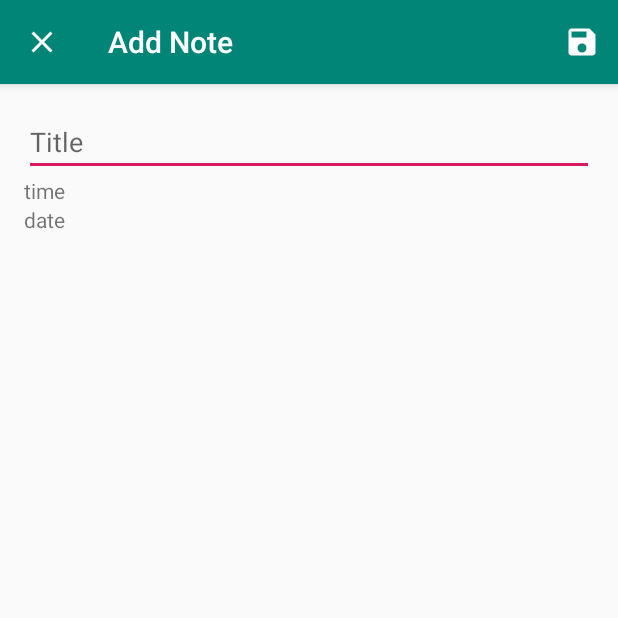
After one commit to Stirk91/Android-Alarm-Clock-App, an Android app: the AddAlarmActivity screen opened directly, with no data from a screen before it, on a phone screen of 412 x 824 dp, the top half of it. The commit adds this screen. Run offline under Robolectric (Android 15) with nearby library versions, the phone set to English and light mode, and no system bars.

```diff
--- a/app/build.gradle
+++ b/app/build.gradle
@@ -32,12 +32,12 @@ dependencies {
     androidTestImplementation 'com.android.support.test:runner:1.0.2'
     androidTestImplementation 'com.android.support.test.espresso:espresso-core:3.0.2'
 
-
     // ViewModel and LiveData
     implementation "android.arch.lifecycle:extensions:$lifecycle_version"
     annotationProcessor "android.arch.lifecycle:compiler:$lifecycle_version" // use kapt for Kotlin
 
     // Room
     implementation "android.arch.persistence.room:runtime:$room_version"
-    annotationProcessor "android.arch.persistence.room:compiler:$room_version" // use kapt for Kotlin
+    annotationProcessor "android.arch.persistence.room:compiler:$room_version"
+    // use kapt for Kotlin
 }
--- a/app/src/main/AndroidManifest.xml
+++ b/app/src/main/AndroidManifest.xml
@@ -9,13 +9,17 @@
         android:roundIcon="@mipmap/ic_launcher_round"
         android:supportsRtl="true"
         android:theme="@style/AppTheme">
-        <activity android:name=".MainActivity">
+        <activity android:name=".MainActivity"
+            android:launchMode="singleTop">
             <intent-filter>
                 <action android:name="android.intent.action.MAIN" />
 
                 <category android:name="android.intent.category.LAUNCHER" />
             </intent-filter>
         </activity>
+        <activity android:name=".AddAlarmActivity"
+            android:parentActivityName=".MainActivity"/>
+
     </application>
 
 </manifest>
--- /dev/null
+++ b/app/src/main/java/com/example/lindenstirk/customalarmmanagerv6/AddAlarmActivity.java
@@ -0,0 +1,82 @@
+package com.example.lindenstirk.customalarmmanagerv6;
+
+import android.content.Intent;
+import android.support.v7.app.AppCompatActivity;
+import android.os.Bundle;
+import android.view.Menu;
+import android.view.MenuInflater;
+import android.view.MenuItem;
+import android.widget.EditText;
+import android.widget.TextView;
+import android.widget.Toast;
+
+import org.w3c.dom.Text;
+
+public class AddAlarmActivity extends AppCompatActivity {
+    public static final String EXTRA_TITLE =
+            "com.example.lindenstirk.customalarmmanagerv6.EXTRA_TITLE";
+
+    public static final String EXTRA_TIME =
+            "com.example.lindenstirk.customalarmmanagerv6.EXTRA_TIME";
+
+    public static final String EXTRA_DATE =
+            "com.example.lindenstirk.customalarmmanagerv6.EXTRA_DATE";
+
+    private EditText editTextTitle;
+    private TextView textViewTime;
+    private TextView textViewDate;
+
+    @Override
+    protected void onCreate(Bundle savedInstanceState) {
+        super.onCreate(savedInstanceState);
+        setContentView(R.layout.activity_add_alarm);
+
+        editTextTitle = findViewById(R.id.edit_text_title);
+        textViewTime = findViewById(R.id.text_view_time);
+        textViewDate = findViewById(R.id.text_view_date);
+
+        getSupportActionBar().setHomeAsUpIndicator((R.drawable.ic_close));
+        setTitle("Add Note");
+    }
+
+    private void saveAlarm() {
+        String title = editTextTitle.getText().toString();
+        String time = textViewTime.getText().toString();
+        String date = textViewDate.getText().toString();
+
+        if (title.trim().isEmpty() || time.trim().isEmpty() || date.trim().isEmpty()) {
+            Toast.makeText(this, "Insert a title, time, and date", Toast.LENGTH_SHORT).show();
+            return;
+        }
+
+        Intent data = new Intent();
+        data.putExtra(EXTRA_TITLE, title);
+        data.putExtra(EXTRA_TIME, time);
+        data.putExtra(EXTRA_DATE, date);
+
+        setResult(RESULT_OK, data);
+        finish();
+    }
+
+
+
+    @Override
+    public boolean onCreateOptionsMenu(Menu menu) {
+        MenuInflater menuInflater = getMenuInflater();
+        menuInflater.inflate(R.menu.add_alarm_menu, menu);
+        return true;
+    }
+
+    @Override
+    public boolean onOptionsItemSelected(MenuItem item) {
+        switch (item.getItemId()) {
+            case R.id.save_alarm:
+                saveAlarm();
+                return true;
+            default:
+                return super.onOptionsItemSelected(item);
+        }
+
+
+    }
+}
--- a/app/src/main/java/com/example/lindenstirk/customalarmmanagerv6/Alarm.java
+++ b/app/src/main/java/com/example/lindenstirk/customalarmmanagerv6/Alarm.java
@@ -13,9 +13,9 @@ public class Alarm {
 
     private String description;
 
-    private int priority;
+    private String priority;
 
-    public Alarm(String title, String description, int priority) {
+    public Alarm(String title, String description, String priority) {
         this.title = title;
         this.description = description;
         this.priority = priority;
@@ -37,7 +37,7 @@ public class Alarm {
         return description;
     }
 
-    public int getPriority() {
+    public String getPriority() {
         return priority;
     }
 }
--- a/app/src/main/java/com/example/lindenstirk/customalarmmanagerv6/AlarmDatabase.java
+++ b/app/src/main/java/com/example/lindenstirk/customalarmmanagerv6/AlarmDatabase.java
@@ -43,9 +43,9 @@ public abstract class AlarmDatabase extends RoomDatabase {
 
         @Override
         protected Void doInBackground(Void... voids) {
-            alarmDao.insert(new Alarm("Title 1", "Description 1", 1));
-            alarmDao.insert(new Alarm("Title 2", "Description 2", 2));
-            alarmDao.insert(new Alarm("Title 3", "Description 3", 3));
+            alarmDao.insert(new Alarm("Title 1", "Description 1", "1"));
+            alarmDao.insert(new Alarm("Title 2", "Description 2", "2"));
+            alarmDao.insert(new Alarm("Title 3", "Description 3", "3"));
             return null;
         }
     }
--- /dev/null
+++ b/app/src/main/res/drawable/ic_add.xml
@@ -0,0 +1,5 @@
+<vector android:height="24dp" android:tint="#FFFFFF"
+    android:viewportHeight="24.0" android:viewportWidth="24.0"
+    android:width="24dp" xmlns:android="http://schemas.android.com/apk/res/android">
+    <path android:fillColor="#FF000000" android:pathData="M19,13h-6v6h-2v-6H5v-2h6V5h2v6h6v2z"/>
+</vector>
--- /dev/null
+++ b/app/src/main/res/drawable/ic_close.xml
@@ -0,0 +1,5 @@
+<vector android:height="24dp" android:tint="#FFFFFF"
+    android:viewportHeight="24.0" android:viewportWidth="24.0"
+    android:width="24dp" xmlns:android="http://schemas.android.com/apk/res/android">
+    <path android:fillColor="#FF000000" android:pathData="M19,6.41L17.59,5 12,10.59 6.41,5 5,6.41 10.59,12 5,17.59 6.41,19 12,13.41 17.59,19 19,17.59 13.41,12z"/>
+</vector>
--- /dev/null
+++ b/app/src/main/res/drawable/ic_save.xml
@@ -0,0 +1,5 @@
+<vector android:height="24dp" android:tint="#FFFFFF"
+    android:viewportHeight="24.0" android:viewportWidth="24.0"
+    android:width="24dp" xmlns:android="http://schemas.android.com/apk/res/android">
+    <path android:fillColor="#FF000000" android:pathData="M17,3L5,3c-1.11,0 -2,0.9 -2,2v14c0,1.1 0.89,2 2,2h14c1.1,0 2,-0.9 2,-2L21,7l-4,-4zM12,19c-1.66,0 -3,-1.34 -3,-3s1.34,-3 3,-3 3,1.34 3,3 -1.34,3 -3,3zM15,9L5,9L5,5h10v4z"/>
+</vector>
--- /dev/null
+++ b/app/src/main/res/layout/activity_add_alarm.xml
@@ -0,0 +1,32 @@
+<?xml version="1.0" encoding="utf-8"?>
+<LinearLayout xmlns:android="http://schemas.android.com/apk/res/android"
+    xmlns:app="http://schemas.android.com/apk/res-auto"
+    xmlns:tools="http://schemas.android.com/tools"
+    android:layout_width="match_parent"
+    android:layout_height="match_parent"
+    android:orientation="vertical"
+    android:padding="16dp"
+    tools:context="com.example.lindenstirk.customalarmmanagerv6.AddAlarmActivity">
+
+
+
+    <EditText
+        android:id="@+id/edit_text_title"
+        android:layout_width="match_parent"
+        android:layout_height="wrap_content"
+        android:hint="Title"
+        android:inputType="text"/>
+
+    <TextView
+        android:id="@+id/text_view_time"
+        android:layout_width="match_parent"
+        android:layout_height="wrap_content"
+        android:text="time"/>
+
+    <TextView
+        android:id="@+id/text_view_date"
+        android:layout_width="match_parent"
+        android:layout_height="wrap_content"
+        android:text="date"/>
+
+</LinearLayout>
--- /dev/null
+++ b/app/src/main/res/menu/add_alarm_menu.xml
@@ -0,0 +1,11 @@
+<?xml version="1.0" encoding="utf-8"?>
+<menu xmlns:android="http://schemas.android.com/apk/res/android"
+    xmlns:app="http://schemas.android.com/apk/res-auto">
+
+    <item
+        android:id="@+id/save_alarm"
+        android:icon="@drawable/ic_save"
+        android:title="Save"
+        app:showAsAction="ifRoom"/>
+
+</menu>
```
Also changed, not shown: app/src/main/java/com/example/lindenstirk/customalarmmanagerv6/MainActivity.java (+36 -0 lines), app/src/main/res/layout/activity_main.xml (+9 -0 lines).
